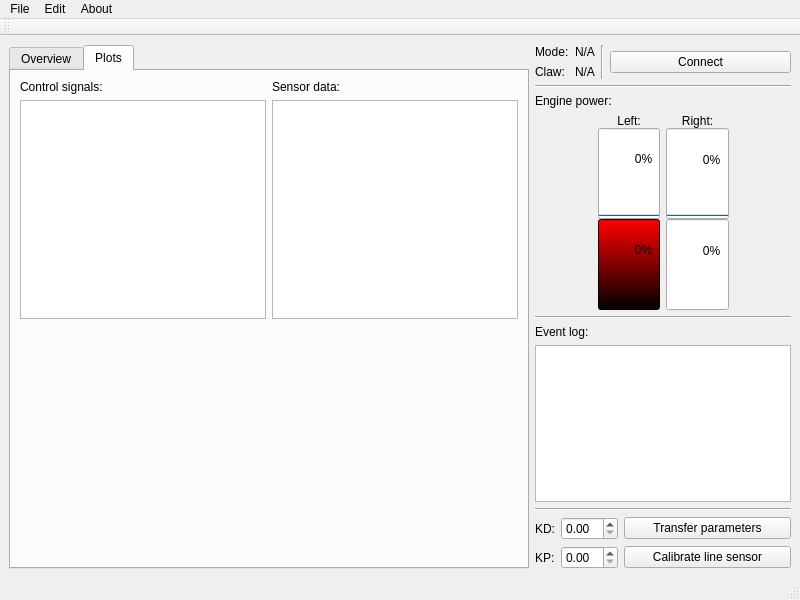
This is mainwindow.ui in Flooten/mazetercontrol as Qt 5 draws it before an edit. The edited form follows.
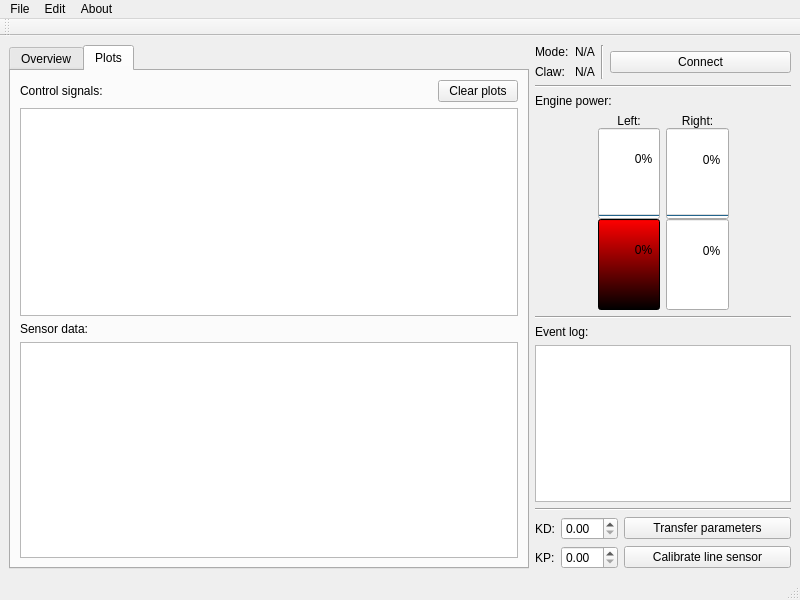
This is the edited form. The open tabs and pages were chosen to show the change. Icons and pictures are not drawn.

Commit message: Added plot functionality

```diff
--- a/mainwindow.ui
+++ b/mainwindow.ui
@@ -68,53 +68,63 @@
        <attribute name="title">
         <string>Plots</string>
        </attribute>
-       <layout class="QHBoxLayout" name="horizontalLayout_8">
+       <layout class="QVBoxLayout" name="verticalLayout_7">
         <item>
-         <layout class="QVBoxLayout" name="verticalLayout_7">
+         <layout class="QVBoxLayout" name="verticalLayout_5">
           <item>
            <layout class="QHBoxLayout" name="horizontalLayout_7">
             <item>
-             <layout class="QVBoxLayout" name="verticalLayout_5">
-              <item>
-               <widget class="QLabel" name="label_control_signals">
-                <property name="text">
-                 <string>Control signals:</string>
-                </property>
-               </widget>
-              </item>
-              <item>
-               <widget class="QGraphicsView" name="graphicsView_control_signals"/>
-              </item>
-             </layout>
+             <widget class="QLabel" name="label_control_signals">
+              <property name="text">
+               <string>Control signals:</string>
+              </property>
+             </widget>
             </item>
             <item>
-             <layout class="QVBoxLayout" name="verticalLayout_6">
-              <item>
-               <widget class="QLabel" name="label_sensor_data">
-                <property name="text">
-                 <string>Sensor data:</string>
-                </property>
-               </widget>
-              </item>
-              <item>
-               <widget class="QGraphicsView" name="graphicsView_sensor_data"/>
-              </item>
-             </layout>
+             <spacer name="horizontalSpacer_3">
+              <property name="orientation">
+               <enum>Qt::Horizontal</enum>
+              </property>
+              <property name="sizeHint" stdset="0">
+               <size>
+                <width>40</width>
+                <height>20</height>
+               </size>
+              </property>
+             </spacer>
+            </item>
+            <item>
+             <widget class="QPushButton" name="pushButton_clear_plots">
+              <property name="text">
+               <string>Clear plots</string>
+              </property>
+             </widget>
             </item>
            </layout>
           </item>
           <item>
-           <spacer name="verticalSpacer">
-            <property name="orientation">
-             <enum>Qt::Vertical</enum>
+           <widget class="QGraphicsView" name="graphicsView_control_signals">
+            <property name="verticalScrollBarPolicy">
+             <enum>Qt::ScrollBarAlwaysOff</enum>
             </property>
-            <property name="sizeHint" stdset="0">
-             <size>
-              <width>20</width>
-              <height>40</height>
-             </size>
+            <property name="horizontalScrollBarPolicy">
+             <enum>Qt::ScrollBarAlwaysOff</enum>
             </property>
-           </spacer>
+           </widget>
+          </item>
+         </layout>
+        </item>
+        <item>
+         <layout class="QVBoxLayout" name="verticalLayout_6">
+          <item>
+           <widget class="QLabel" name="label_sensor_data">
+            <property name="text">
+             <string>Sensor data:</string>
+            </property>
+           </widget>
+          </item>
+          <item>
+           <widget class="QGraphicsView" name="graphicsView_sensor_data"/>
           </item>
          </layout>
         </item>
```
Left out of the diff: 2 changed lines with no effect on the pictures. The commit also changes 7 other files.
